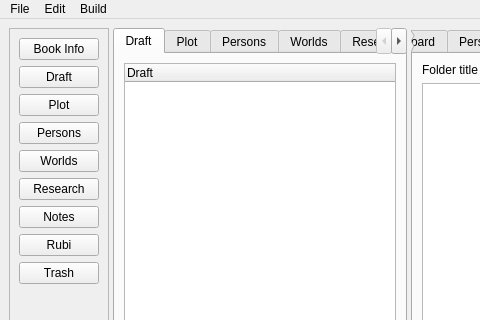
NovelLab/sms-editor1, file mainwindow.ui: the form before one commit; both pictures show x 0 to 480 and y 0 to 320 of the 1257 by 664 pixel window.
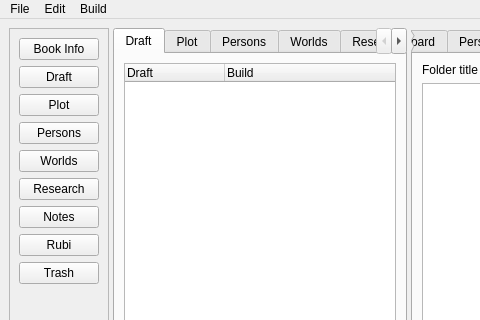
The form after the commit. Custom widgets are drawn as their Qt base class.

Commit message: Add: build state in draft tree.

The edit to the form file:
```diff
--- a/mainwindow.ui
+++ b/mainwindow.ui
@@ -122,6 +122,11 @@
              <string>Draft</string>
             </property>
            </column>
+           <column>
+            <property name="text">
+             <string>Build</string>
+            </property>
+           </column>
           </widget>
          </item>
          <item>
```
The commit also changes 4 other files.
